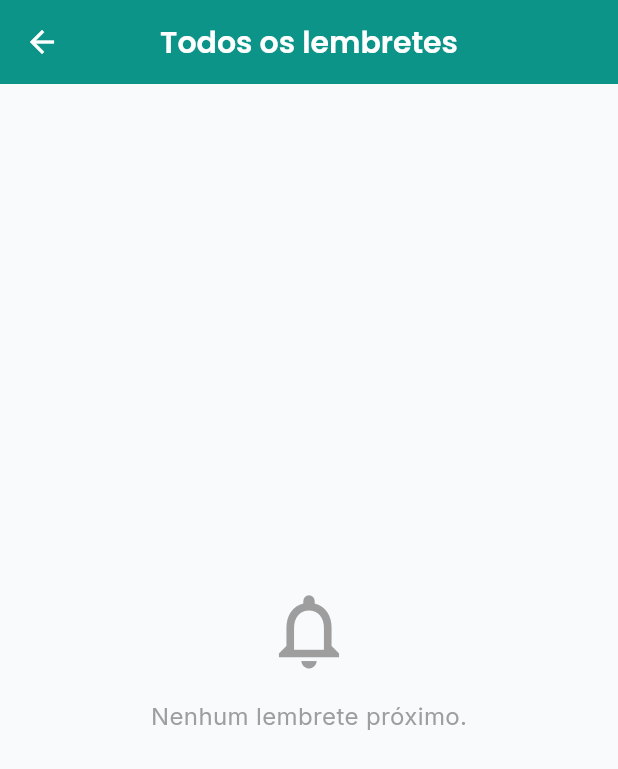
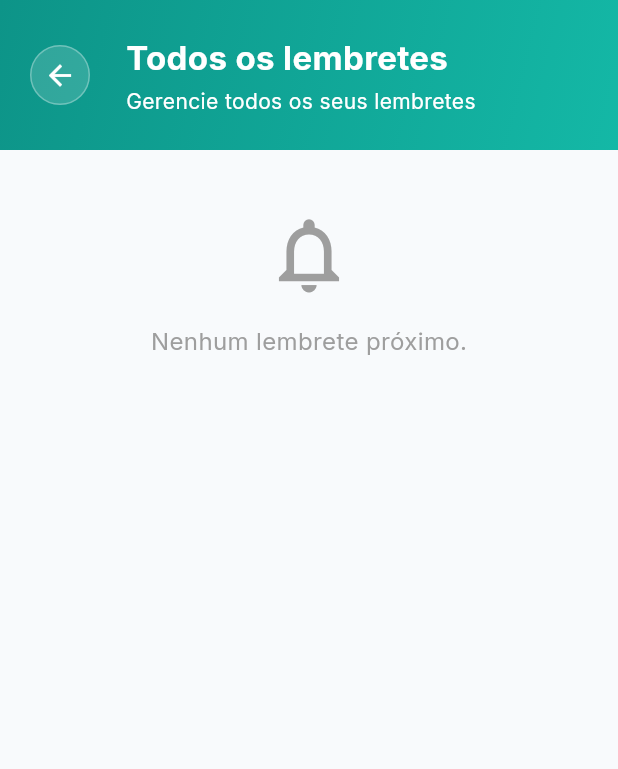
Before and after one commit to JulioLDS/SysCoPet, a Flutter app: the AllRemindersScreen screen opened directly, on a phone screen of 412 x 824 dp. Shown: the top 769 px of the screen. Run offline on Flutter 3.47's test engine with Material 3 defaults, Android fonts, the phone set to English and light mode, and no system bars; our stand-ins replace flutter_svg, google_fonts, google_sign_in, image_picker, shared_preferences; missing offline and left inert: google_sign_in_web; accounts and stored records are empty.

Commit message:
feat(ui): melhora design visual da tela Todos os Lembretes
- Substitui AppBar padrão por header com gradiente teal (padronizado com outras telas)
- Adiciona botão voltar com hover effect e estilo consistente
- Adiciona subtítulo 'Gerencie todos os seus lembretes' no header
- Aumenta tamanho dos ícones dos lembretes de 50x50 para 56x56
- Aumenta tamanho do ícone interno de 24 para 28px
- Muda cor da seta chevron de cinza para teal (Color 0xFF0D9488)
- Adiciona widget _HoverButton reutilizável para botões com efeito hover
- Ajusta lista para funcionar dentro do CustomScrollView (shrinkWrap + NeverScrollableScrollPhysics)

```diff
--- a/lib/screens/pets/reminders_all_screen.dart
+++ b/lib/screens/pets/reminders_all_screen.dart
@@ -8,18 +8,13 @@ import '../../providers/reminder_provider.dart';
 import 'reminder_details_screen.dart';
 
 class AllRemindersScreen extends StatefulWidget {
-  const AllRemindersScreen({
-    super.key,
-  });
+  const AllRemindersScreen({super.key});
 
   @override
-  State<AllRemindersScreen> createState() =>
-      _AllRemindersScreenState();
+  State<AllRemindersScreen> createState() => _AllRemindersScreenState();
 }
 
-class _AllRemindersScreenState
-    extends State<AllRemindersScreen> {
-
+class _AllRemindersScreenState extends State<AllRemindersScreen> {
   @override
   void initState() {
     super.initState();
@@ -30,25 +25,17 @@ class _AllRemindersScreenState
   }
 
   Future<void> _carregarLembretes() async {
-    final petProvider = Provider.of<PetProvider>(
+    final petProvider = Provider.of<PetProvider>(context, listen: false);
+
+    final reminderProvider = Provider.of<ReminderProvider>(
       context,
       listen: false,
     );
 
-    final reminderProvider =
-        Provider.of<ReminderProvider>(
-      context,
-      listen: false,
-    );
-
-    await reminderProvider.carregarOcorrenciasDosPets(
-      petProvider.pets,
-    );
+    await reminderProvider.carregarOcorrenciasDosPets(petProvider.pets);
   }
 
-  DateTime? _getProximaData(
-    ReminderOccurrenceModel lembrete,
-  ) {
+  DateTime? _getProximaData(ReminderOccurrenceModel lembrete) {
     final agora = DateTime.now();
 
     if (lembrete.dataHora.isAfter(agora)) {
@@ -109,14 +96,9 @@ class _AllRemindersScreenState
     }
   }
 
-  String _buscarNomePet(
-    int idPet,
-    List<PetModel> pets,
-  ) {
+  String _buscarNomePet(int idPet, List<PetModel> pets) {
     try {
-      final pet = pets.firstWhere(
-        (pet) => pet.idPet == idPet,
-      );
+      final pet = pets.firstWhere((pet) => pet.idPet == idPet);
 
       return pet.nome;
     } catch (_) {
@@ -126,18 +108,14 @@ class _AllRemindersScreenState
 
   @override
   Widget build(BuildContext context) {
-    final reminderProvider =
-        Provider.of<ReminderProvider>(context);
+    final reminderProvider = Provider.of<ReminderProvider>(context);
 
-    final petProvider =
-        Provider.of<PetProvider>(context);
+    final petProvider = Provider.of<PetProvider>(context);
 
     final lembretes =
         reminderProvider.ocorrencias
             .where(
-              (lembrete) =>
-                  lembrete.ativo &&
-                  _getProximaData(lembrete) != null,
+              (lembrete) => lembrete.ativo && _getProximaData(lembrete) != null,
             )
             .toList()
           ..sort((a, b) {
@@ -150,20 +128,84 @@ class _AllRemindersScreenState
     return Scaffold(
       backgroundColor: const Color(0xFFF8FAFC),
 
-      appBar: AppBar(
-        title: const Text(
+      // ✅ HEADER COM GRADIENTE (padronizado com ReminderDetailsScreen)
+      body: CustomScrollView(
+        slivers: [
+          SliverToBoxAdapter(
+            child: Container(
+              height: 100,
+              decoration: const BoxDecoration(
+                gradient: LinearGradient(
+                  begin: Alignment.topLeft,
+                  end: Alignment.bottomRight,
+                  colors: [Color(0xFF0D9488), Color(0xFF14B8A6)],
+                ),
+              ),
+              padding: const EdgeInsets.symmetric(horizontal: 20),
+              child: SafeArea(
+                bottom: false,
+                child: Row(
+                  children: [
+                    // ✅ Botão Voltar com hover
+                    _HoverButton(
+                      onTap: () => Navigator.pop(context),
+                      hoverColor: Colors.white.withOpacity(0.3),
+                      child: Container(
+                        width: 40,
+                        height: 40,
+                        decoration: BoxDecoration(
+                          color: Colors.white.withOpacity(0.15),
+                          borderRadius: BorderRadius.circular(100),
+                          border: Border.all(
+                            color: Colors.white.withOpacity(0.3),
+                            width: 1,
+                          ),
+                        ),
+                        child: const Icon(
+                          Icons.arrow_back,
+                          color: Colors.white,
+                          size: 22,
+                        ),
+                      ),
+                    ),
+                    const SizedBox(width: 24),
+                    // Título
+                    const Column(
+                      crossAxisAlignment: CrossAxisAlignment.start,
+                      mainAxisAlignment: MainAxisAlignment.center,
+                      children: [
+                        Text(
                           'Todos os lembretes',
+                          style: TextStyle(
+                            color: Colors.white,
+                            fontSize: 22,
+                            fontWeight: FontWeight.bold,
                           ),
-        backgroundColor: const Color(0xFF0D9488),
-        foregroundColor: Colors.white,
+                        ),
+                        SizedBox(height: 4),
+                        Text(
+                          'Gerencie todos os seus lembretes',
+                          style: TextStyle(color: Colors.white, fontSize: 14),
+                        ),
+                      ],
+                    ),
+                  ],
+                ),
+              ),
+            ),
           ),
 
-      body: reminderProvider.isLoading
-          ? const Center(
-              child: CircularProgressIndicator(),
+          // ✅ CONTEÚDO (lista de lembretes)
+          SliverToBoxAdapter(
+            child: reminderProvider.isLoading
+                ? const Padding(
+                    padding: EdgeInsets.all(40),
+                    child: Center(child: CircularProgressIndicator()),
                   )
                 : lembretes.isEmpty
-              ? const Center(
+                ? const Padding(
+                    padding: EdgeInsets.all(40),
+                    child: Center(
                       child: Column(
                         mainAxisSize: MainAxisSize.min,
                         children: [
@@ -175,32 +217,25 @@ class _AllRemindersScreenState
                           SizedBox(height: 16),
                           Text(
                             'Nenhum lembrete próximo.',
-                        style: TextStyle(
-                          fontSize: 16,
-                          color: Colors.grey,
-                        ),
+                            style: TextStyle(fontSize: 16, color: Colors.grey),
                           ),
                         ],
                       ),
+                    ),
                   )
-              : RefreshIndicator(
-                  onRefresh: _carregarLembretes,
-                  child: ListView.separated(
+                : ListView.separated(
+                    shrinkWrap: true, // ✅ Necessário dentro do CustomScrollView
+                    physics:
+                        const NeverScrollableScrollPhysics(), // ✅ Desabilita scroll interno
                     padding: const EdgeInsets.all(20),
                     itemCount: lembretes.length,
-                    separatorBuilder: (_, __) =>
-                        const SizedBox(height: 12),
+                    separatorBuilder: (_, __) => const SizedBox(height: 12),
                     itemBuilder: (context, index) {
-                      final lembrete =
-                          lembretes[index];
+                      final lembrete = lembretes[index];
 
-                      final proximaData =
-                          _getProximaData(
-                        lembrete,
-                      )!;
+                      final proximaData = _getProximaData(lembrete)!;
 
-                      final nomePet =
-                          _buscarNomePet(
+                      final nomePet = _buscarNomePet(
                         lembrete.idPet,
                         petProvider.pets,
                       );
@@ -212,6 +247,8 @@ class _AllRemindersScreenState
                       );
                     },
                   ),
+          ),
+        ],
       ),
     );
   }
@@ -229,12 +266,10 @@ class _AllRemindersScreenState
         borderRadius: BorderRadius.circular(16),
 
         onTap: () async {
-          final atualizou =
-              await Navigator.push<bool>(
+          final atualizou = await Navigator.push<bool>(
             context,
             MaterialPageRoute(
-              builder: (_) =>
-                  ReminderDetailsScreen(
+              builder: (_) => ReminderDetailsScreen(
                 idLembrete: lembrete.id,
                 idPet: lembrete.idPet,
               ),
@@ -251,28 +286,24 @@ class _AllRemindersScreenState
 
           decoration: BoxDecoration(
             borderRadius: BorderRadius.circular(16),
-            border: Border.all(
-              color: Colors.grey.shade200,
-            ),
+            border: Border.all(color: Colors.grey.shade200),
           ),
 
           child: Row(
             children: [
               Container(
-                width: 50,
-                height: 50,
+                width: 75,
+                height: 75,
 
                 decoration: BoxDecoration(
                   color: const Color(0xFFECFDF5),
-                  borderRadius:
-                      BorderRadius.circular(14),
+                  borderRadius: BorderRadius.circular(14),
                 ),
 
                 child: Icon(
-                  _getIconByType(
-                    lembrete.tipo,
-                  ),
+                  _getIconByType(lembrete.tipo),
                   color: const Color(0xFF0D9488),
+                  size: 28,
                 ),
               ),
 
@@ -280,8 +311,7 @@ class _AllRemindersScreenState
 
               Expanded(
                 child: Column(
-                  crossAxisAlignment:
-                      CrossAxisAlignment.start,
+                  crossAxisAlignment: CrossAxisAlignment.start,
 
                   children: [
                     Text(
@@ -309,11 +339,7 @@ class _AllRemindersScreenState
                       spacing: 8,
                       runSpacing: 6,
                       children: [
-                        _buildBadge(
-                          _formatarTipo(
-                            lembrete.tipo,
-                          ),
-                        ),
+                        _buildBadge(_formatarTipo(lembrete.tipo)),
 
                         Row(
                           mainAxisSize: MainAxisSize.min,
@@ -325,9 +351,7 @@ class _AllRemindersScreenState
                             ),
                             const SizedBox(width: 4),
                             Text(
-                              _formatarData(
-                                proximaData,
-                              ),
+                              _formatarData(proximaData),
                               style: const TextStyle(
                                 fontSize: 13,
                                 color: Colors.grey,
@@ -346,9 +370,7 @@ class _AllRemindersScreenState
                             ),
                             const SizedBox(width: 4),
                             Text(
-                              _formatarHora(
-                                proximaData,
-                              ),
+                              _formatarHora(proximaData),
                               style: const TextStyle(
                                 fontSize: 13,
                                 color: Colors.grey,
@@ -364,7 +386,8 @@ class _AllRemindersScreenState
 
               const Icon(
                 Icons.chevron_right,
-                color: Colors.grey,
+                color: Color(0xFF0D9488), // ✅ Mudado de Colors.grey para teal
+                size: 24,
               ),
             ],
           ),
@@ -375,10 +398,7 @@ class _AllRemindersScreenState
 
   Widget _buildBadge(String texto) {
     return Container(
-      padding: const EdgeInsets.symmetric(
-        horizontal: 10,
-        vertical: 4,
-      ),
+      padding: const EdgeInsets.symmetric(horizontal: 10, vertical: 4),
       decoration: BoxDecoration(
         color: const Color(0xFFECFDF5),
         borderRadius: BorderRadius.circular(12),
@@ -394,3 +414,40 @@ class _AllRemindersScreenState
     );
   }
 }
+
+// ✅ Widget para botão com hover (padronizado com PetDetailsScreen)
+class _HoverButton extends StatefulWidget {
+  final Widget child;
+  final VoidCallback onTap;
+  final Color hoverColor;
+
+  const _HoverButton({
+    required this.child,
+    required this.onTap,
+    required this.hoverColor,
+  });
+
+  @override
+  State<_HoverButton> createState() => _HoverButtonState();
+}
+
+class _HoverButtonState extends State<_HoverButton> {
+  bool _isHovering = false;
+
+  @override
+  Widget build(BuildContext context) {
+    return MouseRegion(
+      cursor: SystemMouseCursors.click,
+      onEnter: (_) => setState(() => _isHovering = true),
+      onExit: (_) => setState(() => _isHovering = false),
+      child: GestureDetector(
+        onTap: widget.onTap,
+        child: AnimatedContainer(
+          duration: const Duration(milliseconds: 200),
+          transform: Matrix4.identity()..scale(_isHovering ? 1.05 : 1.0),
+          child: widget.child,
+        ),
+      ),
+    );
+  }
+}
```
Lines whose indentation alone changed are shown as unchanged.
